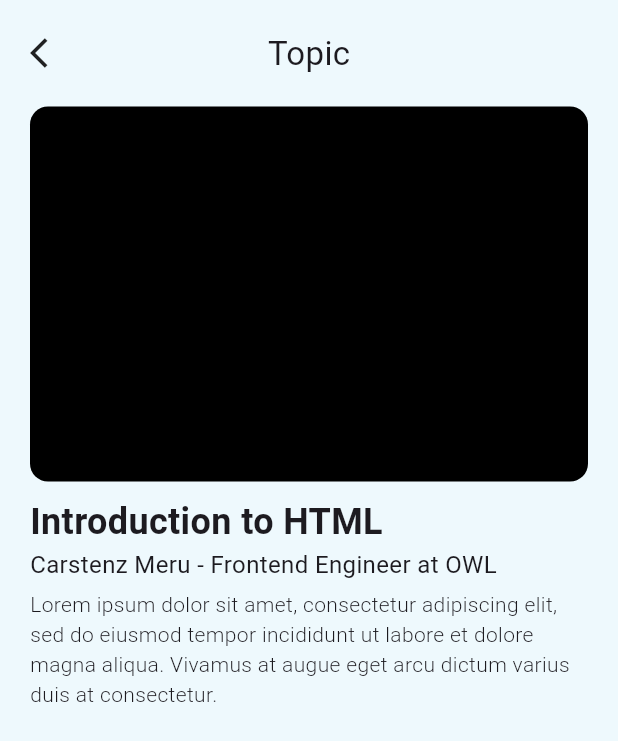
After one commit to OWLearns/mobile, a Flutter app: the MaterialPage screen opened directly, on a phone screen of 412 x 824 dp. The commit adds this screen. Shown: the top 741 px of the screen. Run offline on Flutter 3.47's test engine with Material 3 defaults, Android fonts, the phone set to English and light mode, and no system bars; our stand-ins replace shared_preferences, supabase_flutter, uni_links; accounts and stored records are empty; network calls fail.

Commit message:
feat : fetch course and topic

```diff
--- /dev/null
+++ b/lib/features/main/pages/course/material_page.dart
@@ -0,0 +1,85 @@
+import 'package:flutter/material.dart';
+import 'package:mobile/shared/themes/color.dart';
+
+class MaterialPage extends StatefulWidget {
+  const MaterialPage({super.key});
+
+  @override
+  State<MaterialPage> createState() => _MaterialPageState();
+}
+
+class _MaterialPageState extends State<MaterialPage> {
+  @override
+  Widget build(BuildContext context) {
+    return Scaffold(
+      backgroundColor: owlBase,
+      body: SafeArea(
+        child: Padding(
+          padding: const EdgeInsets.all(20),
+          child: SingleChildScrollView(
+            child: Column(
+              crossAxisAlignment: CrossAxisAlignment.start,
+              children: [
+                Row(
+                  mainAxisAlignment: MainAxisAlignment.spaceBetween,
+                  children: [
+                    InkWell(
+                      onTap: () {
+                        Navigator.pop(context);
+                      },
+                      child: const Icon(Icons.arrow_back_ios),
+                    ),
+                    const Text(
+                      'Topic',
+                      style: TextStyle(
+                        fontSize: 22,
+                      ),
+                      textAlign: TextAlign.center,
+                    ),
+                    const Icon(
+                      Icons.arrow_back_ios,
+                      color: owlBase,
+                    ),
+                  ],
+                ),
+                const SizedBox(height: 20),
+                Container(
+                  width: MediaQuery.of(context).size.width,
+                  height: 250,
+                  decoration: const BoxDecoration(
+                    color: Colors.black,
+                    borderRadius: BorderRadius.all(
+                      Radius.circular(12),
+                    ),
+                  ),
+                ),
+                const SizedBox(height: 10),
+                const Text(
+                  "Introduction to HTML",
+                  style: TextStyle(
+                    fontSize: 24,
+                    fontWeight: FontWeight.bold,
+                  ),
+                ),
+                const Text(
+                  "Carstenz Meru - Frontend Engineer at OWL",
+                  style: TextStyle(
+                    fontSize: 16,
+                    fontWeight: FontWeight.w400,
+                  ),
+                ),
+                const SizedBox(height: 5),
+                const Text(
+                  "Lorem ipsum dolor sit amet, consectetur adipiscing elit, sed do eiusmod tempor incididunt ut labore et dolore magna aliqua. Vivamus at augue eget arcu dictum varius duis at consectetur.",
+                  style: TextStyle(
+                    fontWeight: FontWeight.w300,
+                  ),
+                )
+              ],
+            ),
+          ),
+        ),
+      ),
+    );
+  }
+}
--- /dev/null
+++ b/lib/features/main/pages/course/topic_model.dart
@@ -0,0 +1,35 @@
+import 'dart:convert';
+
+import 'package:http/http.dart' as http;
+
+class Topic {
+  final String name;
+  final String id;
+  static List<Topic> listTopic = [];
+
+  Topic({required this.name, required this.id});
+
+  static getTopic(int id) async {
+    listTopic = [];
+    final response = await http.get(
+      Uri.parse("https://nodejsdeployowl.et.r.appspot.com/topics/${id}"),
+    );
+
+    if (response.statusCode == 200) {
+      final bodyResponse = await jsonDecode(response.body)['data'];
+      print(bodyResponse);
+      bodyResponse
+          .map(
+            (data) => listTopic.add(
+              Topic(
+                name: data['name'].toString(),
+                id: data['id'].toString(),
+              ),
+            ),
+          )
+          .toList();
+
+      // return true;
+    }
+  }
+}
--- a/lib/features/main/pages/home/home_page.dart
+++ b/lib/features/main/pages/home/home_page.dart
@@ -172,12 +172,14 @@ class _HomePageState extends State<HomePage> {
                       manyTopics: '6',
                       image: 'pmLogo',
                       label: 'Project Manager',
+                      id: 1,
                     ),
                     SizedBox(width: 10),
                     CourseCard(
                       manyTopics: '7',
                       image: 'uiLogo',
                       label: 'UI/UX Design',
+                      id: 1,
                     ),
                   ],
                 ),
--- a/lib/features/main/pages/profile/profile_page.dart
+++ b/lib/features/main/pages/profile/profile_page.dart
@@ -326,12 +326,14 @@ class _ProfilePageState extends State<ProfilePage> {
                             manyTopics: '6',
                             image: 'pmLogo',
                             label: 'Project Manager',
+                            id: 1,
                           ),
                           SizedBox(width: 10),
                           CourseCard(
                             manyTopics: '7',
                             image: 'uiLogo',
                             label: 'UI/UX Design',
+                            id: 1,
                           ),
                         ],
                       ),
```
Also changed, not shown: lib/features/main/pages/course/course_page.dart (+3 -11 lines), lib/features/main/pages/course/course_specific_page.dart (deleted, +0 -176 lines), lib/features/main/pages/course/topic_page.dart (+103 -29 lines), lib/shared/widgets/card.dart (+24 -4 lines).
